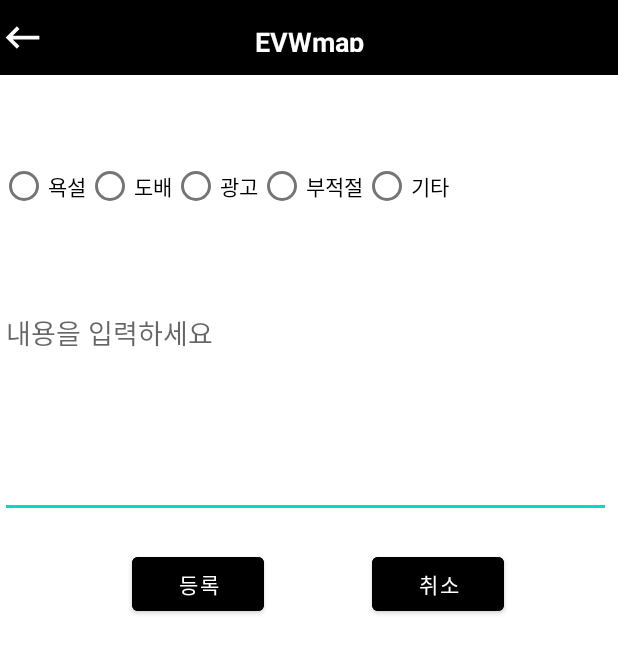
After one commit to limkk90/CapstonAdroid, an Android app: the CommunityWarningActivity screen opened directly, with no data from a screen before it, on a phone screen of 412 x 824 dp. The commit adds this screen. Shown: the top 653 px of the screen. Run offline under Robolectric (Android 15) with nearby library versions, the phone set to English and light mode, and no system bars.

Commit message:
경고까지추가완료

```diff
--- a/app/src/main/java/org/yju/myapplication/Community/BoardApi.java
+++ b/app/src/main/java/org/yju/myapplication/Community/BoardApi.java
@@ -6,6 +6,7 @@ import com.google.gson.JsonObject;
 import org.json.JSONArray;
 import org.yju.myapplication.data.Board;
 import org.yju.myapplication.data.Reply;
+import org.yju.myapplication.data.Warning;
 
 import java.util.ArrayList;
 import java.util.List;
@@ -64,4 +65,8 @@ public interface BoardApi {
     // 댓글 등록
     @POST("api/reply")
     Call<String> replyAdd(@Body Reply reply);
+
+    // 신고 하기
+    @POST("api/user/warning")
+    Call<Void> warning(@Body Warning warning);
 }
--- /dev/null
+++ b/app/src/main/java/org/yju/myapplication/Community/CommunityWarningActivity.java
@@ -0,0 +1,103 @@
+package org.yju.myapplication.Community;
+
+import androidx.appcompat.app.AppCompatActivity;
+
+import android.content.Intent;
+import android.os.Bundle;
+import android.util.Log;
+import android.view.View;
+import android.widget.Button;
+import android.widget.EditText;
+import android.widget.RadioButton;
+import android.widget.RadioGroup;
+
+import org.yju.myapplication.DataService;
+import org.yju.myapplication.R;
+import org.yju.myapplication.data.Warning;
+
+import retrofit2.Call;
+import retrofit2.Callback;
+import retrofit2.Response;
+
+public class CommunityWarningActivity extends AppCompatActivity {
+    Intent intent;
+    DataService dataService = new DataService();
+    private EditText cm_ud_editContent;
+    private RadioGroup cm_radioGroup;
+    private RadioButton cm_w_a, cm_w_b, cm_w_c, cm_w_d, cm_w_e;
+    private Button cm_btnCancle, cm_btnInsert;
+    private String u_id, content;
+    private char w_cat, w_reason;
+
+
+    @Override
+    protected void onCreate(Bundle savedInstanceState) {
+        super.onCreate(savedInstanceState);
+        setContentView(R.layout.activity_community_warning);
+
+        cm_ud_editContent = findViewById(R.id.cm_ud_editContent);
+        cm_radioGroup = findViewById(R.id.cm_radioGroup);
+        cm_w_a = findViewById(R.id.cm_w_a);
+        cm_w_b = findViewById(R.id.cm_w_b);
+        cm_w_c = findViewById(R.id.cm_w_c);
+        cm_w_d = findViewById(R.id.cm_w_d);
+        cm_w_e = findViewById(R.id.cm_w_e);
+        cm_btnCancle = findViewById(R.id.cm_btnCancle);
+        cm_btnInsert = findViewById(R.id.cm_btnInsert);
+
+        intent = getIntent();
+        u_id = intent.getStringExtra("u_id");
+
+
+        // 등록 버튼 눌렀을 시
+        cm_btnInsert.setOnClickListener(new View.OnClickListener() {
+            @Override
+            public void onClick(View v) {
+                if (cm_w_a.isChecked())
+                    w_reason = '0';
+                else if (cm_w_b.isChecked())
+                    w_reason = '1';
+                else if (cm_w_c.isChecked())
+                    w_reason = '2';
+                else if (cm_w_d.isChecked())
+                    w_reason = '3';
+                else if (cm_w_e.isChecked())
+                    w_reason = '9';
+
+                w_cat = '1';
+
+                content = cm_ud_editContent.getText().toString();
+
+                Warning warning = new Warning();
+                warning.setU_id(u_id);
+                warning.setW_cat(w_cat);
+                warning.setW_content(content);
+                warning.setW_reason(w_reason);
+
+                dataService.boardApi.warning(warning).enqueue(new Callback<Void>() {
+                    @Override
+                    public void onResponse(Call<Void> call, Response<Void> response) {
+                        Log.i("TAG", "onResponse: 성공");
+                        finish();
+                    }
+
+                    @Override
+                    public void onFailure(Call<Void> call, Throwable t) {
+
+                    }
+                });
+
+            }
+        });
+
+
+        // 취소 버튼 눌렀을시
+        cm_btnCancle.setOnClickListener(new View.OnClickListener() {
+            @Override
+            public void onClick(View v) {
+                finish();
+            }
+        });
+
+    }
+}
--- /dev/null
+++ b/app/src/main/res/layout/activity_community_warning.xml
@@ -0,0 +1,98 @@
+<?xml version="1.0" encoding="utf-8"?>
+<androidx.constraintlayout.widget.ConstraintLayout xmlns:android="http://schemas.android.com/apk/res/android"
+    xmlns:app="http://schemas.android.com/apk/res-auto"
+    xmlns:tools="http://schemas.android.com/tools"
+    android:layout_width="match_parent"
+    android:layout_height="match_parent"
+    tools:context=".Community.CommunityWarningActivity">
+
+    <include
+        android:id="@+id/include2"
+        layout="@layout/activity_backactionbar"
+        app:layout_constraintStart_toStartOf="parent"
+        app:layout_constraintTop_toTopOf="parent" />
+
+
+    <EditText
+        android:id="@+id/cm_ud_editContent"
+        android:layout_width="407dp"
+        android:layout_height="147dp"
+        android:layout_marginTop="50dp"
+        android:ems="10"
+        android:gravity="start|top"
+        android:hint="내용을 입력하세요"
+        android:inputType="textMultiLine"
+        app:layout_constraintEnd_toEndOf="parent"
+        app:layout_constraintHorizontal_bias="0.0"
+        app:layout_constraintStart_toStartOf="parent"
+        app:layout_constraintTop_toBottomOf="@+id/cm_radioGroup" />
+
+    <Button
+        android:id="@+id/cm_btnInsert"
+        android:layout_width="wrap_content"
+        android:layout_height="wrap_content"
+        android:layout_marginStart="88dp"
+        android:layout_marginTop="20dp"
+        android:backgroundTint="#000000"
+        android:text="등록"
+        app:layout_constraintStart_toStartOf="parent"
+        app:layout_constraintTop_toBottomOf="@+id/cm_ud_editContent" />
+
+    <Button
+        android:id="@+id/cm_btnCancle"
+        android:layout_width="wrap_content"
+        android:layout_height="wrap_content"
+        android:layout_marginTop="20dp"
+        android:layout_marginEnd="76dp"
+        android:backgroundTint="#000000"
+        android:text="취소"
+        app:layout_constraintEnd_toEndOf="parent"
+        app:layout_constraintHorizontal_bias="0.971"
+        app:layout_constraintStart_toEndOf="@+id/cm_ud_btnInsert"
+        app:layout_constraintTop_toBottomOf="@+id/cm_ud_editContent" />
+
+
+    <RadioGroup
+        android:id="@+id/cm_radioGroup"
+        android:layout_width="0dp"
+        android:layout_height="wrap_content"
+        android:layout_marginTop="50dp"
+        android:orientation="horizontal"
+        app:layout_constraintEnd_toEndOf="parent"
+        app:layout_constraintHorizontal_bias="0.498"
+        app:layout_constraintStart_toStartOf="parent"
+        app:layout_constraintTop_toBottomOf="@+id/include2">
+
+        <RadioButton
+            android:id="@+id/cm_w_a"
+            android:layout_width="wrap_content"
+            android:layout_height="wrap_content"
+            android:text="욕설" />
+
+        <RadioButton
+            android:id="@+id/cm_w_b"
+            android:layout_width="wrap_content"
+            android:layout_height="wrap_content"
+            android:text="도배" />
+
+        <RadioButton
+            android:id="@+id/cm_w_c"
+            android:layout_width="wrap_content"
+            android:layout_height="wrap_content"
+            android:text="광고" />
+
+        <RadioButton
+            android:id="@+id/cm_w_d"
+            android:layout_width="wrap_content"
+            android:layout_height="wrap_content"
+            android:text="부적절" />
+
+        <RadioButton
+            android:id="@+id/cm_w_e"
+            android:layout_width="wrap_content"
+            android:layout_height="wrap_content"
+            android:text="기타" />
+
+    </RadioGroup>
+
+</androidx.constraintlayout.widget.ConstraintLayout>
```
Also changed, not shown: app/src/main/AndroidManifest.xml (+3 -4 lines), app/src/main/java/org/yju/myapplication/Community/CommunityViewActivity.java (+12 -1 lines), app/src/main/java/org/yju/myapplication/data/Warning.java (added, +65 -0 lines), app/src/main/res/layout/activity_community_view.xml (+11 -0 lines).
